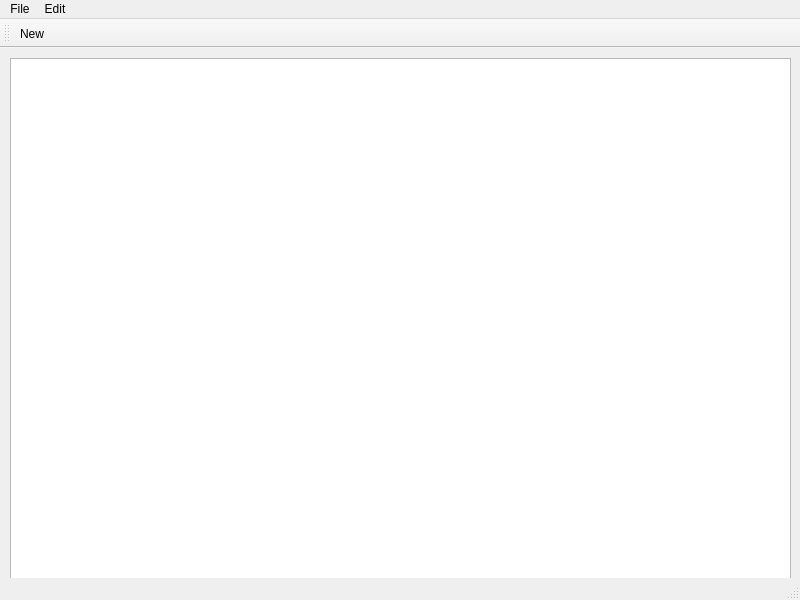
kaushal135/NotepadApp, file mainwindow.ui: the form before one commit.
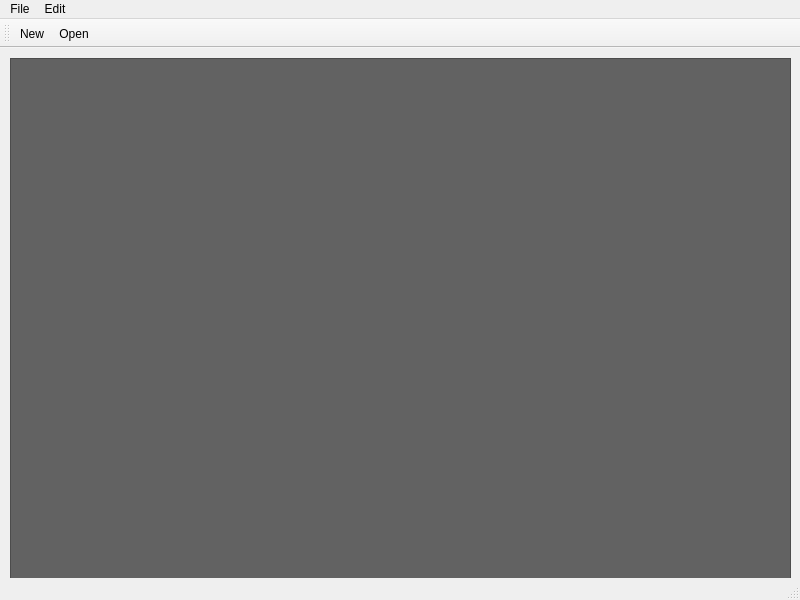
The form after the commit. Icons and pictures are not drawn.

```diff
--- a/mainwindow.ui
+++ b/mainwindow.ui
@@ -25,7 +25,17 @@
     </property>
     <layout class="QVBoxLayout" name="verticalLayout">
      <item>
-      <widget class="QTextEdit" name="textEdit"/>
+      <widget class="QTextEdit" name="textEdit">
+       <property name="font">
+        <font>
+         <pointsize>12</pointsize>
+        </font>
+       </property>
+       <property name="styleSheet">
+        <string notr="true">background-color: rgb(98, 98, 98);
+color: rgb(255, 255, 255);</string>
+       </property>
+      </widget>
      </item>
     </layout>
    </widget>
@@ -77,6 +87,7 @@
     <bool>false</bool>
    </attribute>
    <addaction name="actionNew"/>
+   <addaction name="actionOpen"/>
   </widget>
   <action name="actionNew">
    <property name="icon">
```
Left out of the diff: 17 changed lines with no effect on the pictures.
